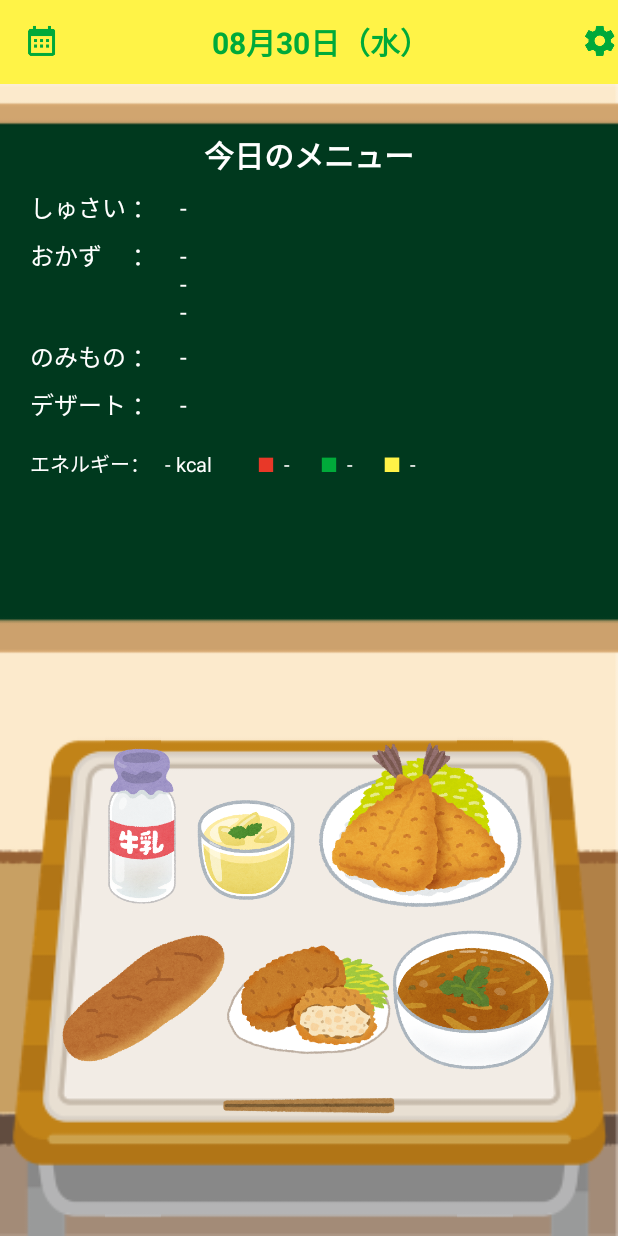
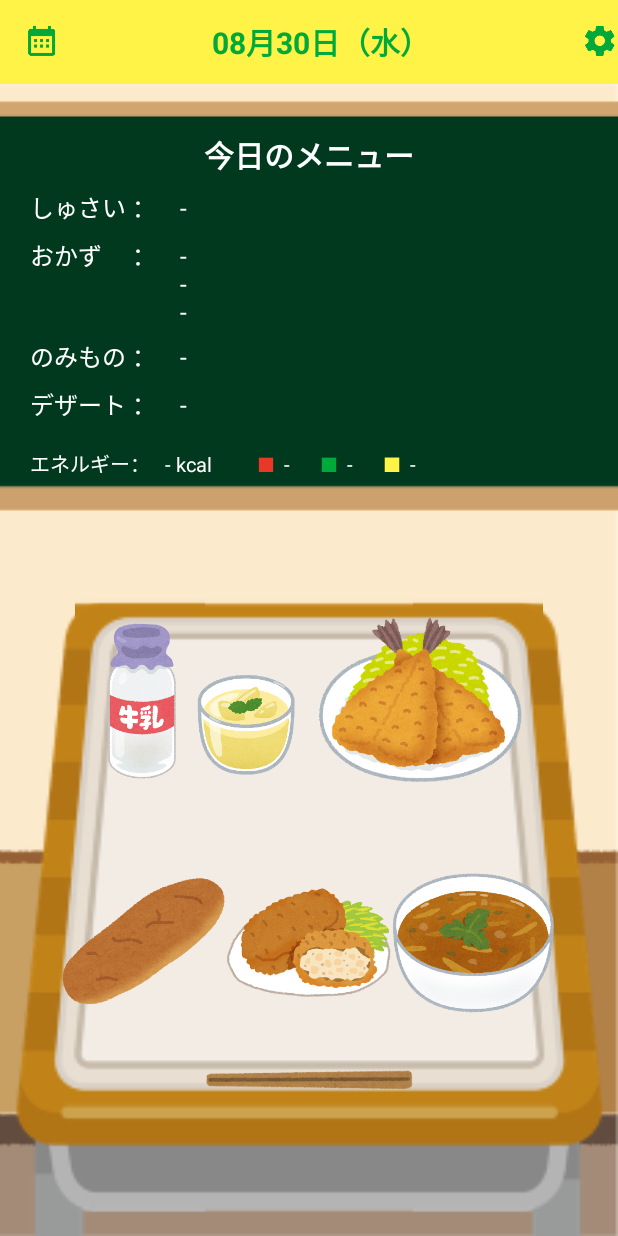
Before and after one commit to 4919/4919forIkoma-android, an Android app: the screen it shows after launch (MainActivity), on a phone screen of 412 x 824 dp. Run offline under Robolectric (Android 15) with nearby library versions, the phone set to English and light mode, and no system bars; our stand-ins replace Firebase (no records; nobody signed in at launch, a user with empty details on screens opened directly).

Commit message:
画像の配置の微調整

```diff
--- a/app/src/main/res/layout/fragment_menu_details.xml
+++ b/app/src/main/res/layout/fragment_menu_details.xml
@@ -7,8 +7,7 @@
 
     <RelativeLayout
         android:layout_width="match_parent"
-        android:layout_height="0dp"
-        android:layout_weight="1"
+        android:layout_height="280dp"
         android:layout_marginTop="@dimen/marginHeight_blackboard">
 
         <ImageView
@@ -198,8 +197,7 @@
     <RelativeLayout
         android:layout_width="match_parent"
         android:layout_height="0dp"
-        android:layout_weight="1"
-        android:layout_marginTop="@dimen/marginHeight_blackboard">
+        android:layout_weight="1">
 
         <RelativeLayout
             android:layout_width="match_parent"
@@ -208,8 +206,8 @@
             <ImageView
                 android:layout_width="match_parent"
                 android:layout_height="match_parent"
-                android:layout_marginLeft="70dp"
-                android:layout_marginRight="70dp"
+                android:layout_marginLeft="50dp"
+                android:layout_marginRight="50dp"
                 android:layout_alignParentLeft="true"
                 android:src="@mipmap/bg_table_center"
                 android:scaleType="fitXY"/>
@@ -234,7 +232,7 @@
         <LinearLayout
             android:layout_width="match_parent"
             android:layout_height="match_parent"
-            android:layout_marginBottom="15dp"
+            android:layout_marginTop="-20dp"
             android:orientation="vertical"
             android:scaleX="0.8"
             android:scaleY="0.8">
@@ -243,7 +241,7 @@
                 android:layout_width="match_parent"
                 android:layout_height="0dp"
                 android:layout_weight="1"
-                android:layout_marginBottom="-20dp"
+                android:layout_marginBottom="-30dp"
                 android:orientation="horizontal">
 
                 <ImageView
@@ -277,7 +275,7 @@
                 android:layout_width="match_parent"
                 android:layout_height="0dp"
                 android:layout_weight="1"
-                android:layout_marginBottom="-10dp"
+                android:layout_marginBottom="-20dp"
                 android:orientation="horizontal">
 
                 <ImageView
@@ -307,7 +305,7 @@
             </LinearLayout>
 
             <ImageView
-                android:layout_width="150dp"
+                android:layout_width="180dp"
                 android:layout_height="wrap_content"
                 android:layout_gravity="center_horizontal"
                 android:src="@mipmap/pic_hashi"
```
